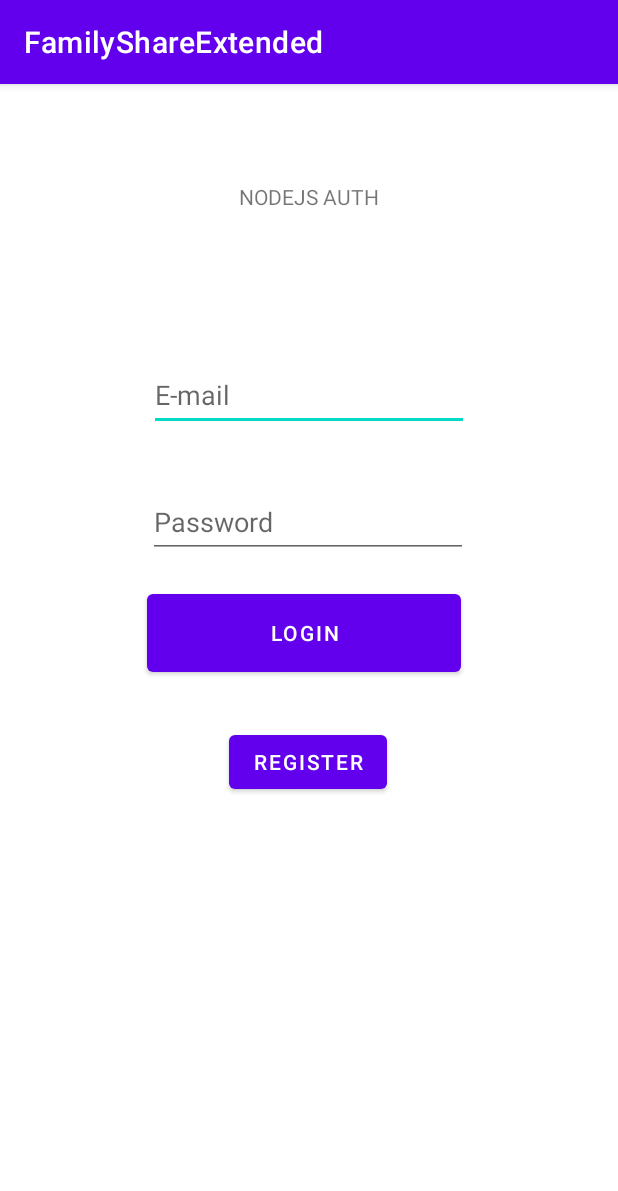
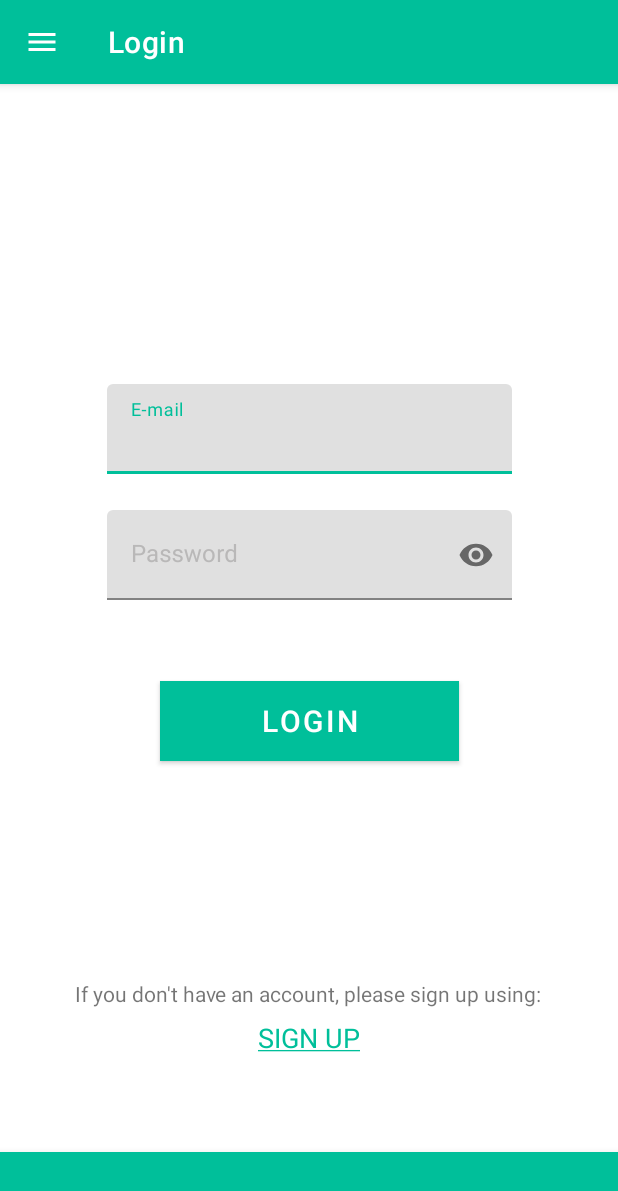
Before and after one commit to MrCosta57/progetto_ing_del_software_2021, an Android app: the screen it shows after launch (LoginActivity), on a phone screen of 412 x 824 dp. Shown: the top 1191 px of the screen. Run offline under Robolectric (Android 15) with nearby library versions, the light colour scheme and no system bars; our stand-ins replace RxJava.

Commit message:
Login Final version

```diff
--- a/app/build.gradle
+++ b/app/build.gradle
@@ -44,4 +44,9 @@ dependencies {
     //Retrofit
     implementation 'com.squareup.retrofit2:adapter-rxjava2:2.9.0'
     implementation 'com.squareup.retrofit2:converter-scalars:2.9.0'
+
+    //noinspection GradleCompatible
+    implementation 'com.android.support:design:28.0.0'
+    //noinspection GradleCompatible
+    implementation 'com.android.support:appcompat-v7:28.0.0'
 }
--- a/app/src/main/java/com/balckbuffalo/familyshareextended/LoginActivity.java
+++ b/app/src/main/java/com/balckbuffalo/familyshareextended/LoginActivity.java
@@ -11,6 +11,7 @@ import android.os.Bundle;
 import android.view.View;
 import android.widget.Button;
 import android.widget.EditText;
+import android.widget.TextView;
 import android.widget.Toast;
 
 import com.balckbuffalo.familyshareextended.Retrofit.INodeJS;
@@ -28,7 +29,8 @@ public class LoginActivity extends AppCompatActivity {
     INodeJS myAPI;
     CompositeDisposable compositeDisposable = new CompositeDisposable();
 
-    Button btn_login, btn_register;
+    Button btn_login;
+    TextView sign_up;
     EditText edt_mail, edt_password;
 
     @Override
@@ -51,10 +53,10 @@ public class LoginActivity extends AppCompatActivity {
         myAPI = retrofit.create(INodeJS.class);
 
         btn_login = findViewById(R.id.login_button);
-        btn_register = findViewById(R.id.reg_button);
+        sign_up = findViewById(R.id.SignUp);
 
-        edt_mail = findViewById(R.id.email);
-        edt_password = findViewById(R.id.password);
+        edt_mail = findViewById(R.id.emailText);
+        edt_password = findViewById(R.id.passwordText);
 
         btn_login.setOnClickListener(new View.OnClickListener() {
             @Override
@@ -63,7 +65,7 @@ public class LoginActivity extends AppCompatActivity {
             }
         });
 
-        btn_register.setOnClickListener(new View.OnClickListener() {
+        sign_up.setOnClickListener(new View.OnClickListener() {
             @Override
             public void onClick(View v) {
                 Intent myIntent = new Intent(LoginActivity.this, RegisterActivity.class);
--- /dev/null
+++ b/app/src/main/java/com/balckbuffalo/familyshareextended/SplashScreenActivity.java
@@ -0,0 +1,28 @@
+package com.balckbuffalo.familyshareextended;
+
+import androidx.appcompat.app.AppCompatActivity;
+
+import android.content.Intent;
+import android.os.Bundle;
+import android.os.Handler;
+
+import java.util.Objects;
+
+public class SplashScreenActivity extends AppCompatActivity {
+    private static int SPLASH_TIME_OUT = 3000;
+    @Override
+    protected void onCreate(Bundle savedInstanceState) {
+        super.onCreate(savedInstanceState);
+        setContentView(R.layout.activity_splash_screen);
+        //Objects.requireNonNull(getSupportActionBar()).hide();
+
+        new Handler().postDelayed(new Runnable() {
+            @Override
+            public void run() {
+                Intent homeIntent = new Intent(SplashScreenActivity.this, LoginActivity.class);
+                startActivity(homeIntent);
+                finish();
+            }
+        },SPLASH_TIME_OUT);
+    }
+}
--- /dev/null
+++ b/app/src/main/res/drawable/ic_menu.xml
@@ -0,0 +1,10 @@
+<?xml version="1.0" encoding="utf-8"?>
+<vector xmlns:android="http://schemas.android.com/apk/res/android"
+    android:width="24dp"
+    android:height="24dp"
+    android:viewportWidth="24.0"
+    android:viewportHeight="24.0">
+    <path
+        android:fillColor="#FFFFFF"
+        android:pathData="M3,18h18v-2L3,16v2zM3,13h18v-2L3,11v2zM3,6v2h18L21,6L3,6z"/>
+</vector>
--- a/app/src/main/res/layout/activity_login.xml
+++ b/app/src/main/res/layout/activity_login.xml
@@ -1,73 +1,133 @@
 <?xml version="1.0" encoding="utf-8"?>
-<androidx.constraintlayout.widget.ConstraintLayout xmlns:android="http://schemas.android.com/apk/res/android"
+<androidx.constraintlayout.widget.ConstraintLayout
+    xmlns:android="http://schemas.android.com/apk/res/android"
     xmlns:app="http://schemas.android.com/apk/res-auto"
     xmlns:tools="http://schemas.android.com/tools"
     android:layout_width="match_parent"
     android:layout_height="match_parent"
     tools:context=".LoginActivity">
 
-    <TextView
-        android:id="@+id/textView2"
-        android:layout_width="wrap_content"
+    <com.google.android.material.appbar.AppBarLayout
+        android:id="@+id/appBarLayout"
+        android:layout_width="match_parent"
         android:layout_height="wrap_content"
-        android:text="NODEJS AUTH"
-        app:layout_constraintBottom_toBottomOf="parent"
-        app:layout_constraintLeft_toLeftOf="parent"
-        app:layout_constraintRight_toRightOf="parent"
-        app:layout_constraintTop_toTopOf="parent"
-        app:layout_constraintVertical_bias="0.087" />
-
-    <EditText
-        android:id="@+id/email"
-        android:layout_width="wrap_content"
-        android:layout_height="wrap_content"
-        android:ems="10"
-        android:hint="E-mail"
-        android:inputType="textEmailAddress"
-        android:minHeight="48dp"
         app:layout_constraintBottom_toBottomOf="parent"
         app:layout_constraintEnd_toEndOf="parent"
+        app:layout_constraintHorizontal_bias="0.0"
         app:layout_constraintStart_toStartOf="parent"
-        app:layout_constraintTop_toBottomOf="@+id/textView2"
-        app:layout_constraintVertical_bias="0.155" />
+        app:layout_constraintTop_toTopOf="parent"
+        app:layout_constraintVertical_bias="0.0">
 
-    <EditText
-        android:id="@+id/password"
-        android:layout_width="wrap_content"
-        android:layout_height="wrap_content"
-        android:ems="10"
-        android:hint="Password"
-        android:inputType="textPassword"
-        android:minHeight="48dp"
-        app:layout_constraintBottom_toBottomOf="parent"
-        app:layout_constraintEnd_toEndOf="parent"
-        app:layout_constraintHorizontal_bias="0.497"
-        app:layout_constraintStart_toStartOf="parent"
-        app:layout_constraintTop_toBottomOf="@+id/email"
-        app:layout_constraintVertical_bias="0.075" />
+        <com.google.android.material.appbar.MaterialToolbar
+            android:id="@+id/topAppBar"
+            style="@style/Widget.MaterialComponents.Toolbar.Primary"
+            android:layout_width="match_parent"
+            android:layout_height="?attr/actionBarSize"
+            app:menu="@menu/top_app_bar"
+            app:navigationIcon="@drawable/ic_menu"
+            app:title="Login" />
+    </com.google.android.material.appbar.AppBarLayout>
 
-    <Button
-        android:id="@+id/reg_button"
-        android:layout_width="wrap_content"
-        android:layout_height="wrap_content"
-        android:text="REGISTER"
-        app:layout_constraintBottom_toBottomOf="parent"
-        app:layout_constraintEnd_toEndOf="parent"
-        app:layout_constraintHorizontal_bias="0.498"
-        app:layout_constraintStart_toStartOf="parent"
-        app:layout_constraintTop_toBottomOf="@+id/password"
-        app:layout_constraintVertical_bias="0.278" />
 
     <Button
         android:id="@+id/login_button"
-        android:layout_width="209dp"
-        android:layout_height="64dp"
-        android:text="LOGIN"
+        android:layout_width="199dp"
+        android:layout_height="53dp"
+        android:background="@color/main_green"
+        android:text="@string/login_button"
+        android:textColor="@android:color/background_light"
+        android:textSize="20sp"
         app:layout_constraintBottom_toBottomOf="parent"
         app:layout_constraintEnd_toEndOf="parent"
-        app:layout_constraintHorizontal_bias="0.485"
+        app:layout_constraintHorizontal_bias="0.5"
         app:layout_constraintStart_toStartOf="parent"
         app:layout_constraintTop_toBottomOf="@+id/password"
-        app:layout_constraintVertical_bias="0.047" />
+        app:layout_constraintVertical_bias="0.145"
+        tools:ignore="TextContrastCheck" />
+
+    <com.google.android.material.textfield.TextInputLayout
+        android:id="@+id/email"
+        android:layout_width="270dp"
+        android:layout_height="60dp"
+        android:layout_marginTop="200dp"
+        android:textColorHint="#B9B8B8"
+        app:layout_constraintEnd_toEndOf="parent"
+        app:layout_constraintStart_toStartOf="parent"
+        app:layout_constraintTop_toBottomOf="@+id/appBarLayout">
+
+        <EditText
+            android:id="@+id/emailText"
+            android:layout_width="match_parent"
+            android:layout_height="match_parent"
+            android:ems="10"
+            android:hint="@string/EmailHint"
+            android:inputType="textEmailAddress"
+            android:minHeight="48dp"
+            tools:ignore="SpeakableTextPresentCheck"
+            android:importantForAutofill="no" />
+    </com.google.android.material.textfield.TextInputLayout>
+
+    <com.google.android.material.textfield.TextInputLayout
+        android:id="@+id/password"
+        android:layout_width="270dp"
+        android:layout_height="60dp"
+        android:layout_marginTop="24dp"
+        android:textColorHint="#B9B8B8"
+        app:layout_constraintEnd_toEndOf="parent"
+        app:layout_constraintStart_toStartOf="parent"
+        app:layout_constraintTop_toBottomOf="@+id/email"
+        app:passwordToggleEnabled="true">
+
+        <EditText
+            android:id="@+id/passwordText"
+            android:layout_width="match_parent"
+            android:layout_height="match_parent"
+            android:hint="@string/PasswordHint"
+            android:inputType="textPassword"
+            android:minHeight="48dp"
+            tools:ignore="SpeakableTextPresentCheck"
+            android:importantForAutofill="no" />
+
+    </com.google.android.material.textfield.TextInputLayout>
+
+    <com.google.android.material.bottomnavigation.BottomNavigationView
+        android:id="@+id/bottom_navigation"
+        android:layout_width="match_parent"
+        android:layout_height="wrap_content"
+        android:background="@color/main_green"
+        app:layout_constraintBottom_toBottomOf="parent"
+        app:layout_constraintEnd_toEndOf="parent"
+        app:layout_constraintHorizontal_bias="0.0"
+        app:layout_constraintStart_toStartOf="parent"
+        app:layout_constraintTop_toTopOf="@+id/appBarLayout"
+        app:layout_constraintVertical_bias="1.0"
+        app:menu="@menu/bottom_navigation_menu" />
+
+    <TextView
+        android:id="@+id/InfoLink"
+        android:layout_width="wrap_content"
+        android:layout_height="wrap_content"
+        android:layout_marginTop="24dp"
+        android:layout_marginBottom="7dp"
+        android:text="@string/InfoSIgnUpLink"
+        app:layout_constraintBottom_toTopOf="@+id/SignUp"
+        app:layout_constraintEnd_toEndOf="parent"
+        app:layout_constraintHorizontal_bias="0.495"
+        app:layout_constraintStart_toStartOf="parent"
+        app:layout_constraintTop_toBottomOf="@+id/login_button"
+        app:layout_constraintVertical_bias="1.0" />
+
+    <TextView
+        android:id="@+id/SignUp"
+        android:layout_width="wrap_content"
+        android:layout_height="wrap_content"
+        android:layout_marginBottom="64dp"
+        android:text="@string/SignUpLink"
+        android:textColor="@color/main_green"
+        android:textSize="18sp"
+        app:layout_constraintBottom_toTopOf="@+id/bottom_navigation"
+        app:layout_constraintEnd_toEndOf="parent"
+        app:layout_constraintStart_toStartOf="parent"
+        tools:ignore="TextContrastCheck" />
 
 </androidx.constraintlayout.widget.ConstraintLayout>
--- a/app/src/main/res/layout/activity_register.xml
+++ b/app/src/main/res/layout/activity_register.xml
@@ -1,5 +1,6 @@
 <?xml version="1.0" encoding="utf-8"?>
-<androidx.constraintlayout.widget.ConstraintLayout xmlns:android="http://schemas.android.com/apk/res/android"
+<androidx.constraintlayout.widget.ConstraintLayout
+    xmlns:android="http://schemas.android.com/apk/res/android"
     xmlns:app="http://schemas.android.com/apk/res-auto"
     xmlns:tools="http://schemas.android.com/tools"
     android:layout_width="match_parent"
@@ -31,7 +32,7 @@
         app:layout_constraintStart_toStartOf="parent"
         app:layout_constraintTop_toBottomOf="@+id/textView2"
         app:layout_constraintVertical_bias="0.314"
-        android:autofillHints="" />
+        />
 
     <EditText
         android:id="@+id/password"
@@ -46,7 +47,8 @@
         app:layout_constraintHorizontal_bias="0.487"
         app:layout_constraintStart_toStartOf="parent"
         app:layout_constraintTop_toBottomOf="@+id/email"
-        app:layout_constraintVertical_bias="0.057" />
+        app:layout_constraintVertical_bias="0.057"
+        />
 
     <Button
         android:id="@+id/reg_button"
@@ -84,7 +86,8 @@
         app:layout_constraintBottom_toTopOf="@+id/email"
         app:layout_constraintEnd_toEndOf="parent"
         app:layout_constraintHorizontal_bias="0.497"
-        app:layout_constraintStart_toStartOf="parent" />
+        app:layout_constraintStart_toStartOf="parent"
+        />
 
     <EditText
         android:id="@+id/surname"
--- /dev/null
+++ b/app/src/main/res/layout/activity_splash_screen.xml
@@ -0,0 +1,10 @@
+<?xml version="1.0" encoding="utf-8"?>
+<androidx.constraintlayout.widget.ConstraintLayout xmlns:android="http://schemas.android.com/apk/res/android"
+    xmlns:app="http://schemas.android.com/apk/res-auto"
+    xmlns:tools="http://schemas.android.com/tools"
+    android:layout_width="match_parent"
+    android:layout_height="match_parent"
+    tools:context=".SplashScreenActivity"
+    android:background="@drawable/splash_screen">
+
+</androidx.constraintlayout.widget.ConstraintLayout>
--- /dev/null
+++ b/app/src/main/res/menu/bottom_navigation_menu.xml
@@ -0,0 +1,4 @@
+<?xml version="1.0" encoding="utf-8"?>
+<menu xmlns:android="http://schemas.android.com/apk/res/android">
+
+</menu>
--- /dev/null
+++ b/app/src/main/res/menu/top_app_bar.xml
@@ -0,0 +1,5 @@
+<?xml version="1.0" encoding="utf-8"?>
+<menu xmlns:android="http://schemas.android.com/apk/res/android"
+    xmlns:app="http://schemas.android.com/apk/res-auto">
+
+</menu>
--- a/app/src/main/res/values-night/themes.xml
+++ b/app/src/main/res/values-night/themes.xml
@@ -1,9 +1,9 @@
 <resources xmlns:tools="http://schemas.android.com/tools">
     <!-- Base application theme. -->
-    <style name="Theme.FamilyShareExtended" parent="Theme.MaterialComponents.DayNight.DarkActionBar">
+    <style name="Theme.FamilyShareExtended" parent="Theme.MaterialComponents.DayNight.NoActionBar">
         <!-- Primary brand color. -->
-        <item name="colorPrimary">@color/purple_200</item>
-        <item name="colorPrimaryVariant">@color/purple_700</item>
+        <item name="colorPrimary">@color/main_green</item>
+        <item name="colorPrimaryVariant">@color/main_green</item>
         <item name="colorOnPrimary">@color/black</item>
         <!-- Secondary brand color. -->
         <item name="colorSecondary">@color/teal_200</item>
--- a/app/src/main/res/values/colors.xml
+++ b/app/src/main/res/values/colors.xml
@@ -7,4 +7,5 @@
     <color name="teal_700">#FF018786</color>
     <color name="black">#FF000000</color>
     <color name="white">#FFFFFFFF</color>
+    <color name="main_green">#00BF9A</color>
 </resources>
--- a/app/src/main/res/values/strings.xml
+++ b/app/src/main/res/values/strings.xml
@@ -1,3 +1,8 @@
 <resources>
     <string name="app_name">FamilyShareExtended</string>
+    <string name="login_button">LOGIN</string>
+    <string name="PasswordHint">Password</string>
+    <string name="EmailHint">E-mail</string>
+    <string name="SignUpLink"><u>SIGN UP</u></string>
+    <string name="InfoSIgnUpLink">If you don\'t have an account, please sign up using:</string>
 </resources>
--- a/app/src/main/res/values/themes.xml
+++ b/app/src/main/res/values/themes.xml
@@ -1,9 +1,10 @@
 <resources xmlns:tools="http://schemas.android.com/tools">
     <!-- Base application theme. -->
-    <style name="Theme.FamilyShareExtended" parent="Theme.MaterialComponents.DayNight.DarkActionBar">
+    <style name="Theme.FamilyShareExtended" parent="Theme.MaterialComponents.DayNight.NoActionBar">
+
         <!-- Primary brand color. -->
-        <item name="colorPrimary">@color/purple_500</item>
-        <item name="colorPrimaryVariant">@color/purple_700</item>
+        <item name="colorPrimary">@color/main_green</item>
+        <item name="colorPrimaryVariant">@color/main_green</item>
         <item name="colorOnPrimary">@color/white</item>
         <!-- Secondary brand color. -->
         <item name="colorSecondary">@color/teal_200</item>
```
Also changed, not shown: app/src/main/AndroidManifest.xml (+8 -5 lines), app/src/main/res/drawable-hdpi/splash_screen.png (added), app/src/main/res/drawable-ldpi/splash_screen.png (added), app/src/main/res/drawable-mdpi/splash_screen.png (added), app/src/main/res/drawable-xhdpi/splash_screen.png (added), app/src/main/res/drawable-xxhdpi/splash_screen.png (added), app/src/main/res/drawable-xxxhdpi/splash_screen.png (added).
